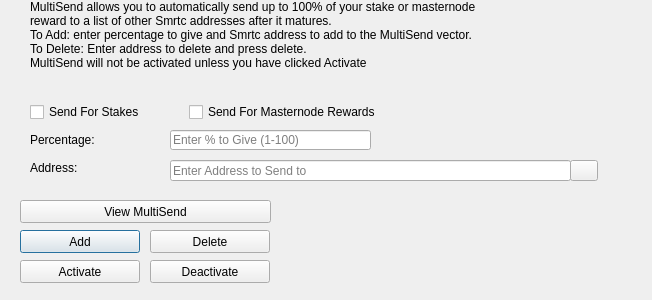
This is src/qt/forms/multisenddialog.ui in CryptoCashBack-Hub/CCBC as Qt 5 draws it before an edit. The edited form follows.
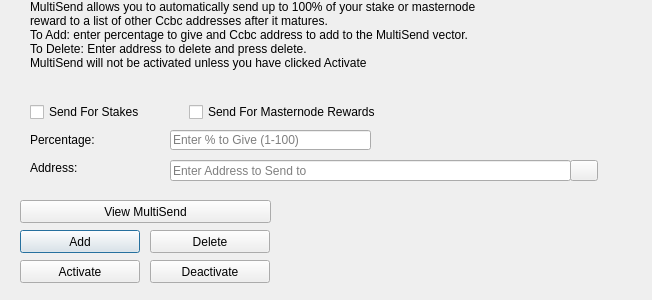
This is the edited form. Icons and pictures are not drawn.

Patch:
```diff
--- a/src/qt/forms/multisenddialog.ui
+++ b/src/qt/forms/multisenddialog.ui
@@ -61,8 +61,8 @@
     <number>1</number>
    </property>
    <property name="text">
-    <string>MultiSend allows you to automatically send up to 100% of your stake or masternode reward to a list of other Smrtc addresses after it matures.
-To Add: enter percentage to give and Smrtc address to add to the MultiSend vector.
+    <string>MultiSend allows you to automatically send up to 100% of your stake or masternode reward to a list of other Ccbc addresses after it matures.
+To Add: enter percentage to give and Ccbc address to add to the MultiSend vector.
 To Delete: Enter address to delete and press delete.
 MultiSend will not be activated unless you have clicked Activate</string>
    </property>
```
Left out of the diff: 4 changed lines with no effect on the pictures.
